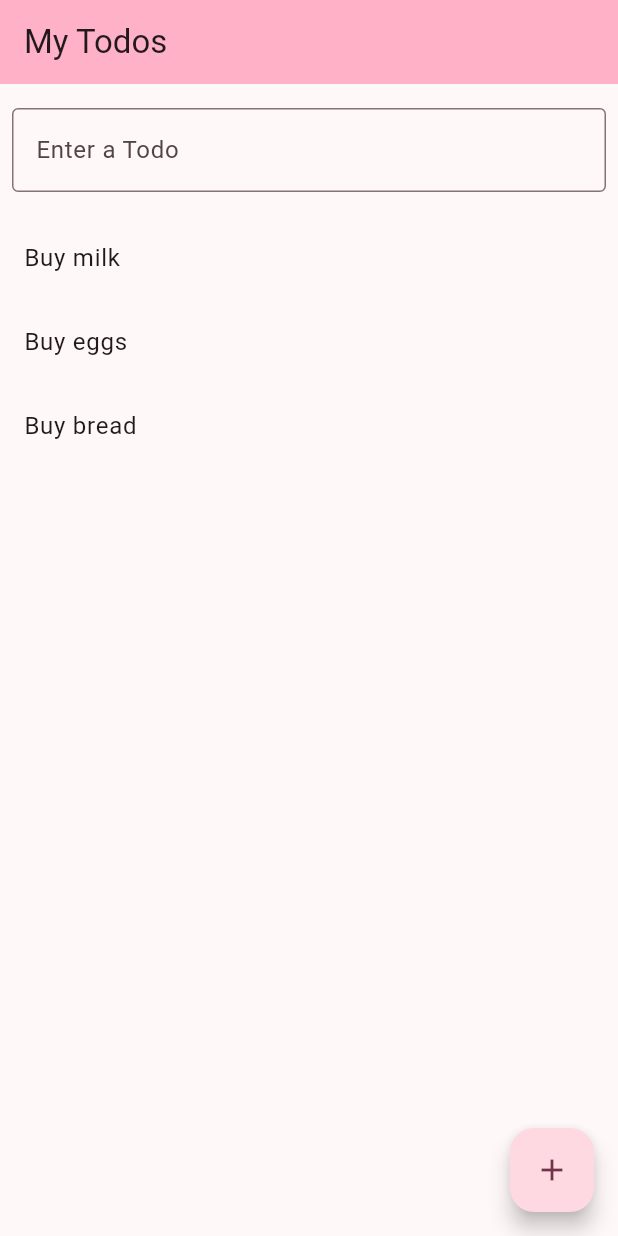
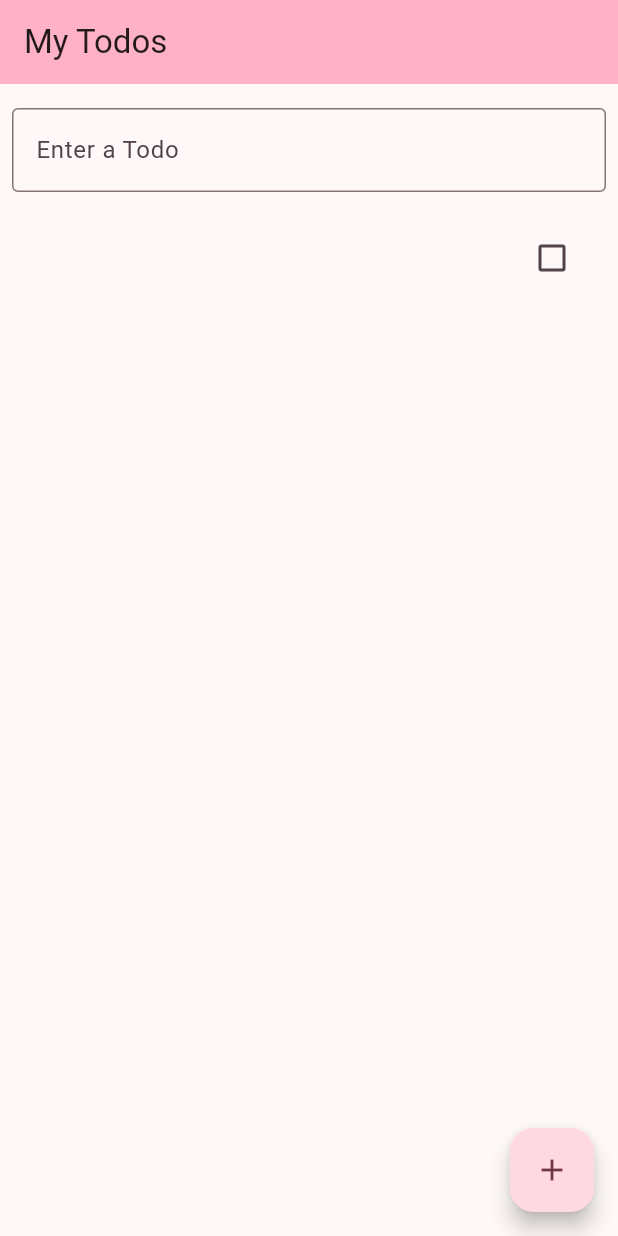
Before and after one commit to ArmannGr/flutter_todo_list, a Flutter app: the screen it shows after launch, after a tap on the "add" icon, on a phone screen of 412 x 824 dp. Run offline on Flutter 3.47's test engine with Material 2 defaults, Android fonts, the phone set to English and light mode, and no system bars; drawn by our look-alikes of flutter_slidable.

Commit message:
feat: add checkbox

```diff
--- a/lib/main.dart
+++ b/lib/main.dart
@@ -1,8 +1,10 @@
 import 'dart:math';
 
+import 'package:flutter/cupertino.dart';
 import 'package:flutter/material.dart';
 import 'package:flutter/rendering.dart';
 import 'package:flutter_slidable/flutter_slidable.dart';
+import 'package:flutter/scheduler.dart' show timeDilation;
 
 void main() {
   runApp(const MyApp());
@@ -36,7 +38,7 @@ class MyHomePage extends StatefulWidget {
 class _MyHomePageState extends State<MyHomePage> {
   final enterTodo = TextEditingController();
   final editTodo = TextEditingController();
-  List<String> todos = ['Buy milk', 'Buy eggs', 'Buy bread'];
+  List<Todo> todos = [];
 
     void _removeTodo(int index) {
     final indexTodo = index;
@@ -48,14 +50,18 @@ class _MyHomePageState extends State<MyHomePage> {
   void _editTodo(int index, String text) {
     final indexTodo = index;
     setState(() {
-      todos[indexTodo] = text;
+      todos[indexTodo].text = text;
     });
   }
 
   void _addTodo() {
     final text = enterTodo.text;
+    Todo todo = Todo(
+      text: text,
+      done: false,
+    );
     setState(() {
-      todos.add(text);
+      todos.add(todo);
     });
     enterTodo.clear();
   }
@@ -92,8 +98,8 @@ class _MyHomePageState extends State<MyHomePage> {
       itemBuilder: (context, index) {
           return _slideableActions(index);
       },
-    )
-            )
+    ),
+            ),
           ],
         ),
       ),
@@ -109,13 +115,40 @@ class _MyHomePageState extends State<MyHomePage> {
     return Slidable(
             // Specify a key if the Slidable is dismissible.
             key: const ValueKey(0),
+              startActionPane: ActionPane(
+    // A motion is a widget used to control how the pane animates.
+    motion: const ScrollMotion(),
+
+    // A pane can dismiss the Slidable.
+    dismissible: DismissiblePane(onDismissed: () {}),
+
+    // All actions are defined in the children parameter.
+    children: [
+      // A SlidableAction can have an icon and/or a label.
+      SlidableAction(
+        onPressed: (BuildContext context){
+                                  todos[index].done = !todos[index].done;
+                                    ScaffoldMessenger.of(context).showSnackBar(
+                                      const SnackBar(
+                                        content: Text('Item done'),
+                                      ),
+                                    );
+                                print(todos[index].done);
+                                },
+        backgroundColor: Color(0xFF7BC043),
+        foregroundColor: Colors.white,
+        icon: Icons.check,
+        label: 'done',
+      )
+    ],
+  ),
               // The end action pane is the one at the right or the bottom side.
             endActionPane: ActionPane(
               motion: ScrollMotion(),
               children: [
                  SlidableAction(
           onPressed: (BuildContext context){
-            editTodo.text = todos[index];
+            editTodo.text = todos[index].text;
             showDialog<String>(
             context: context,
             builder: (BuildContext context) => Dialog(
@@ -175,7 +208,22 @@ class _MyHomePageState extends State<MyHomePage> {
 
             // The child of the Slidable is what the user sees when the
             // component is not dragged.
-            child: ListTile(title: Text(todos[index])),
+            child: CheckboxListTile(title: Text(todos[index].text), value: todos[index].done, onChanged: (bool? value) {
+              setState(() {
+                todos[index].done = !todos[index].done;
+                });
+            }
+            ),
           );
   }
 }
+void doNothing(BuildContext context) {}
+
+class Todo {
+  String text;
+  bool done;
+  Todo({
+    required this.text,
+    required this.done,
+  });
+}
```
